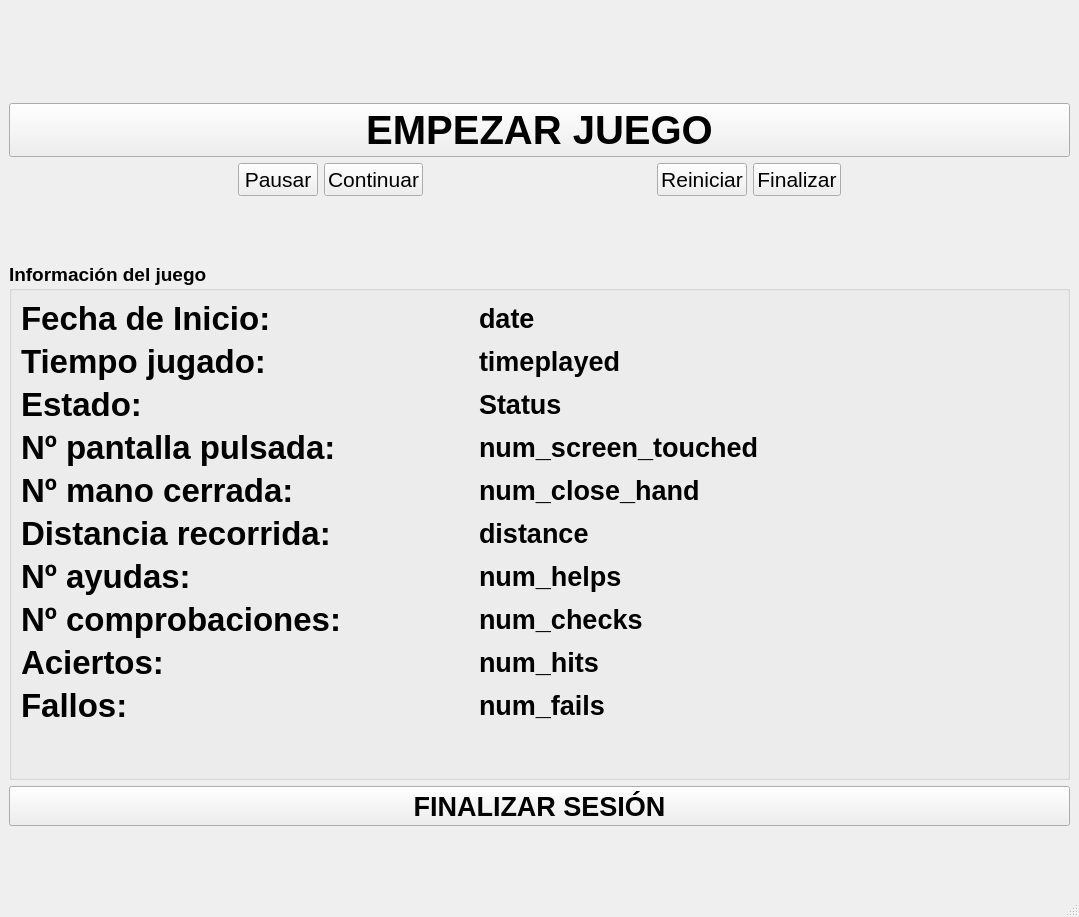
Before: the Qt Designer form components/gameManager/src/uis/big/AdminInterface.ui in robocomp/euroage-tv, drawn with Qt 5.
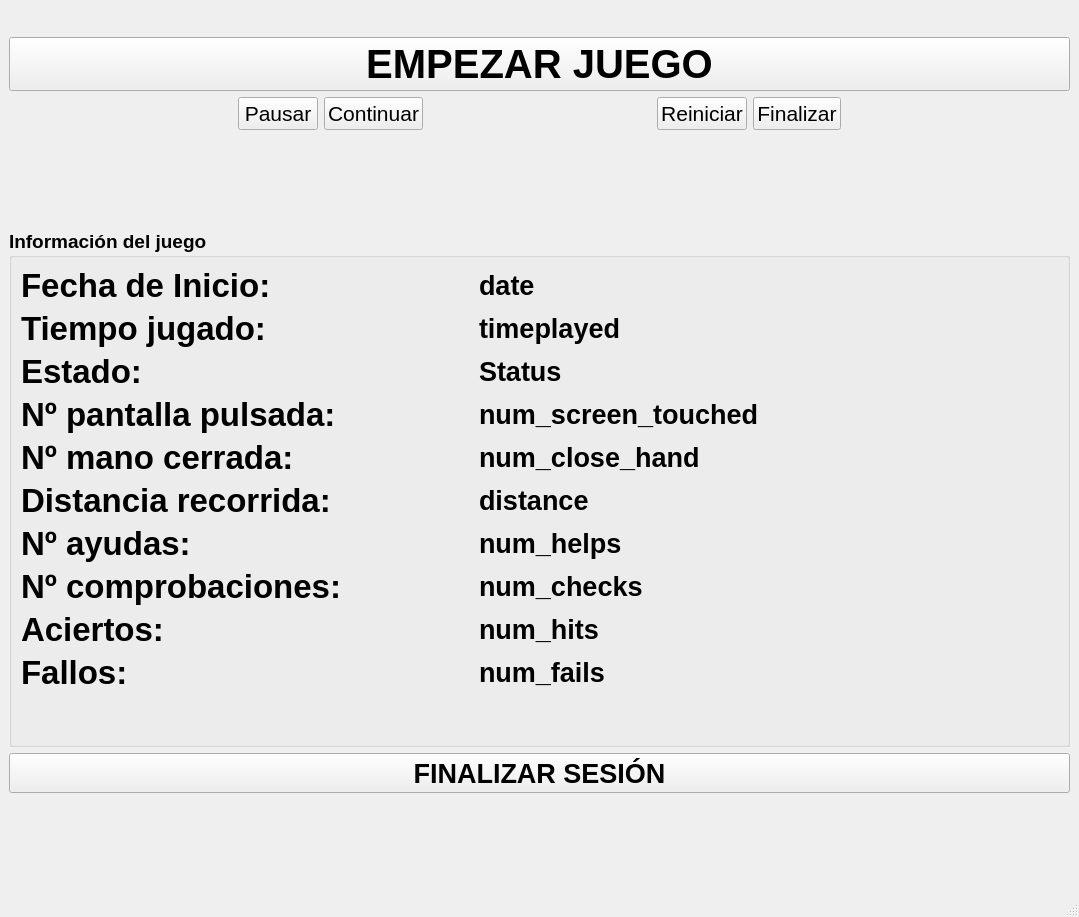
After: the same form once the commit is applied. Custom widgets are drawn as their Qt base class.

Commit message: Minimum Fix on Comenzar Juego button in the gameManager

```diff
--- a/components/gameManager/src/uis/big/AdminInterface.ui
+++ b/components/gameManager/src/uis/big/AdminInterface.ui
@@ -15,19 +15,6 @@
   </property>
   <widget class="QWidget" name="centralwidget">
    <layout class="QVBoxLayout" name="verticalLayout">
-    <item>
-     <spacer name="verticalSpacer">
-      <property name="orientation">
-       <enum>Qt::Vertical</enum>
-      </property>
-      <property name="sizeHint" stdset="0">
-       <size>
-        <width>20</width>
-        <height>40</height>
-       </size>
-      </property>
-     </spacer>
-    </item>
     <item>
      <widget class="QLabel" name="info_game_label">
       <property name="font">
@@ -42,9 +29,6 @@
       </property>
      </widget>
     </item>
-    <item>
-     <widget class="QImageWidget" name="admin_image" native="true"/>
-    </item>
     <item>
      <widget class="QPushButton" name="start_game_button">
       <property name="minimumSize">
@@ -486,25 +470,15 @@
      </spacer>
     </item>
    </layout>
-   <zorder>admin_image</zorder>
    <zorder>info_game_label</zorder>
    <zorder>start_game_button</zorder>
    <zorder>groupBox</zorder>
    <zorder>end_session_button</zorder>
-   <zorder>verticalSpacer</zorder>
    <zorder>verticalSpacer_2</zorder>
    <zorder>verticalSpacer_3</zorder>
   </widget>
   <widget class="QStatusBar" name="statusBar"/>
  </widget>
- <customwidgets>
-  <customwidget>
-   <class>QImageWidget</class>
-   <extends>QWidget</extends>
-   <header>modules/QImageWidget.h</header>
-   <container>1</container>
-  </customwidget>
- </customwidgets>
  <resources/>
  <connections/>
 </ui>
```
